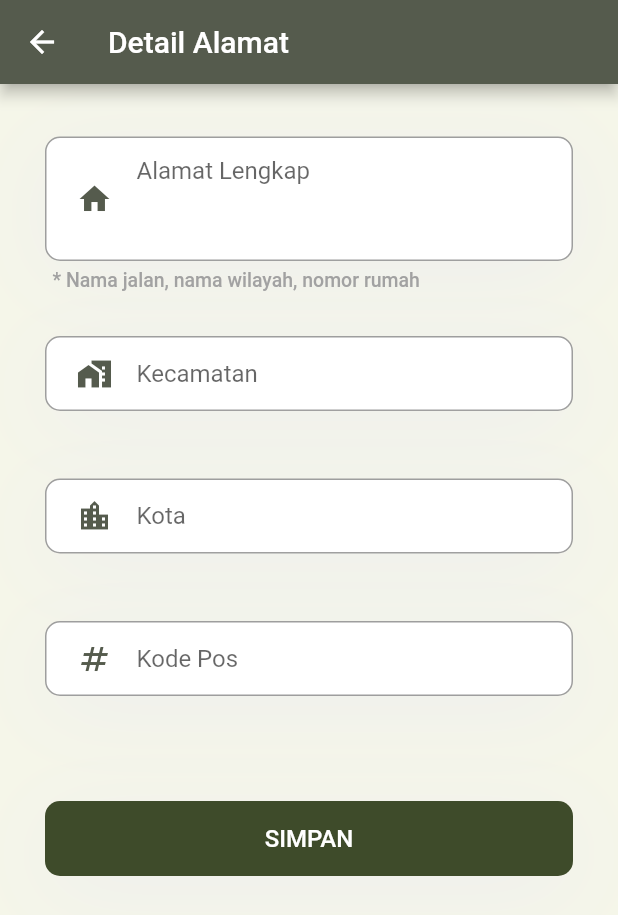
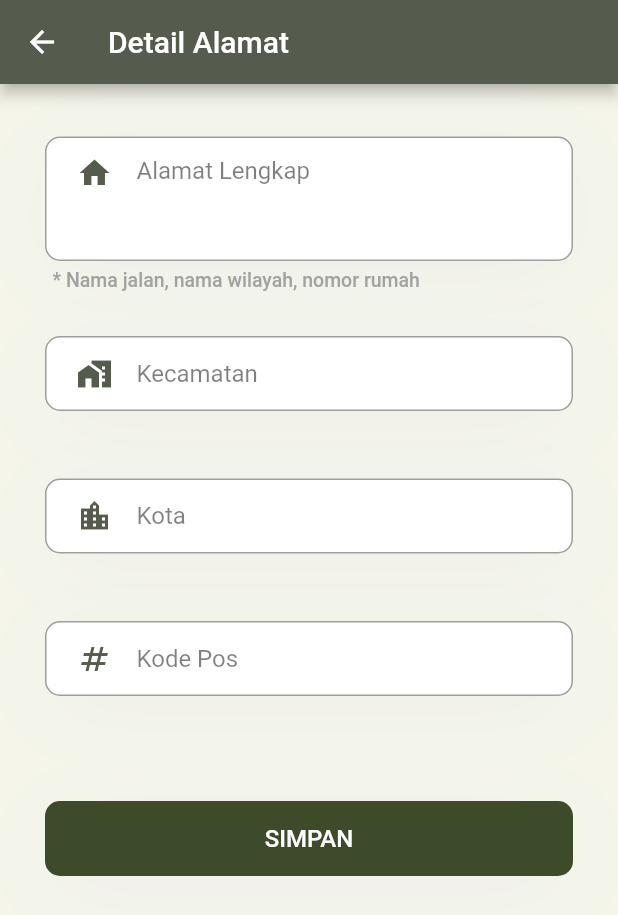
Before and after one commit to finnchristoffer/JemputAh-App, a Flutter app: the AddressDetailPage screen opened directly, on a phone screen of 412 x 824 dp. Shown: the top 915 px of the screen. Run offline on Flutter 3.47's test engine with Material 2 defaults, Android fonts, the phone set to English and light mode, and no system bars; our stand-ins replace carousel_slider; Roboto replaces fonts that are missing (Poppins).

Commit message:
update color, icon home, and adjust hint text

```diff
--- a/lib/constants/color.dart
+++ b/lib/constants/color.dart
@@ -11,4 +11,5 @@ class AppColors {
   static Color jadwalCardBackground = const Color.fromRGBO(178, 186, 159, 0.5);
   static Color contactUs = const Color.fromRGBO(0, 0, 0, 0.8);
   static Color secondaryBorder = const Color.fromRGBO(178, 186, 159, 1);
+  static Color hintTextColor = const Color.fromRGBO(0, 0, 0, 0.5);
 }
--- a/lib/main.dart
+++ b/lib/main.dart
@@ -16,7 +16,7 @@ class MyApp extends StatelessWidget {
     return MaterialApp(
       debugShowCheckedModeBanner: false,
       title: 'JemputAh App',
-      home: const ContactUsPage(),
+      home: const AddressDetailPage(),
       theme: ThemeData(
         primarySwatch: Colors.blue,
         fontFamily: 'Poppins',
--- a/lib/screens/address_detail_screen.dart
+++ b/lib/screens/address_detail_screen.dart
@@ -40,7 +40,7 @@ class _AddressDetailState extends State<AddressDetailPage> {
             ),
             Container(
               margin: const EdgeInsets.only(top: 10),
-              padding: const EdgeInsets.only(left: 20, right: 20),
+              padding: const EdgeInsets.only(left: 20, right: 20, top: 0),
               decoration: BoxDecoration(
                 borderRadius: BorderRadius.circular(10),
                 border: Border.all(color: Colors.grey),
@@ -52,18 +52,21 @@ class _AddressDetailState extends State<AddressDetailPage> {
                       color: Color(0xffEEEEEE)),
                 ],
               ),
-              alignment: Alignment.center,
-              child: const TextField(
+              child: TextField(
                 keyboardType: TextInputType.multiline,
                 minLines: 3,
-                maxLines: 5,
-                cursorColor: Color.fromRGBO(62, 75, 42, 1),
+                maxLines: 3,
+                cursorColor: AppColors.buttonBackground,
                 decoration: InputDecoration(
-                  icon: Icon(
-                    Icons.home,
-                    color: Color.fromRGBO(85, 91, 77, 1),
+                  icon: Padding(
+                    padding: EdgeInsets.only(bottom: 35),
+                    child: Icon(
+                      Icons.home,
+                      color: AppColors.mainGreen,
+                    ),
                   ),
                   hintText: 'Alamat Lengkap',
+                  hintStyle: TextStyle(color: AppColors.hintTextColor),
                   enabledBorder: InputBorder.none,
                   focusedBorder: InputBorder.none,
                 ),
@@ -91,14 +94,15 @@ class _AddressDetailState extends State<AddressDetailPage> {
                 ],
               ),
               alignment: Alignment.center,
-              child: const TextField(
-                cursorColor: Color.fromRGBO(62, 75, 42, 1),
+              child: TextField(
+                cursorColor: AppColors.buttonBackground,
                 decoration: InputDecoration(
                   icon: Icon(
                     Icons.home_work,
-                    color: Color.fromRGBO(85, 91, 77, 1),
+                    color: AppColors.mainGreen,
                   ),
                   hintText: 'Kecamatan',
+                  hintStyle: TextStyle(color: AppColors.hintTextColor),
                   enabledBorder: InputBorder.none,
                   focusedBorder: InputBorder.none,
                 ),
@@ -119,14 +123,15 @@ class _AddressDetailState extends State<AddressDetailPage> {
                 ],
               ),
               alignment: Alignment.center,
-              child: const TextField(
-                cursorColor: Color.fromRGBO(62, 75, 42, 1),
+              child: TextField(
+                cursorColor: AppColors.buttonBackground,
                 decoration: InputDecoration(
                   icon: Icon(
                     Icons.location_city,
-                    color: Color.fromRGBO(85, 91, 77, 1),
+                    color: AppColors.mainGreen,
                   ),
                   hintText: 'Kota',
+                  hintStyle: TextStyle(color: AppColors.hintTextColor),
                   enabledBorder: InputBorder.none,
                   focusedBorder: InputBorder.none,
                 ),
@@ -147,14 +152,15 @@ class _AddressDetailState extends State<AddressDetailPage> {
                 ],
               ),
               alignment: Alignment.center,
-              child: const TextField(
-                cursorColor: Color.fromRGBO(62, 75, 42, 1),
+              child: TextField(
+                cursorColor: AppColors.buttonBackground,
                 decoration: InputDecoration(
                   icon: Icon(
                     Icons.numbers,
-                    color: Color.fromRGBO(85, 91, 77, 1),
+                    color: AppColors.mainGreen,
                   ),
                   hintText: 'Kode Pos',
+                  hintStyle: TextStyle(color: AppColors.hintTextColor),
                   enabledBorder: InputBorder.none,
                   focusedBorder: InputBorder.none,
                 ),
```
Also changed, not shown: lib/screens/change_password_screen.dart (+12 -9 lines), lib/screens/edit_profile_screen.dart (+12 -9 lines), lib/screens/login_screen.dart (+8 -6 lines), lib/screens/signup_screen.dart (+20 -15 lines).
